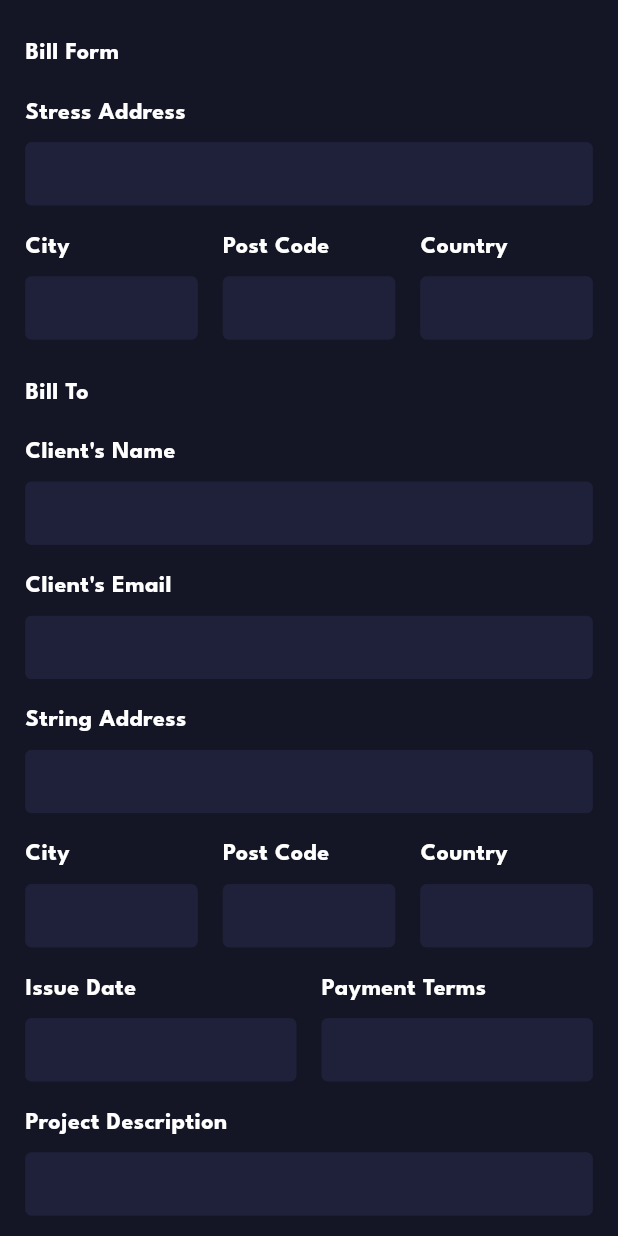
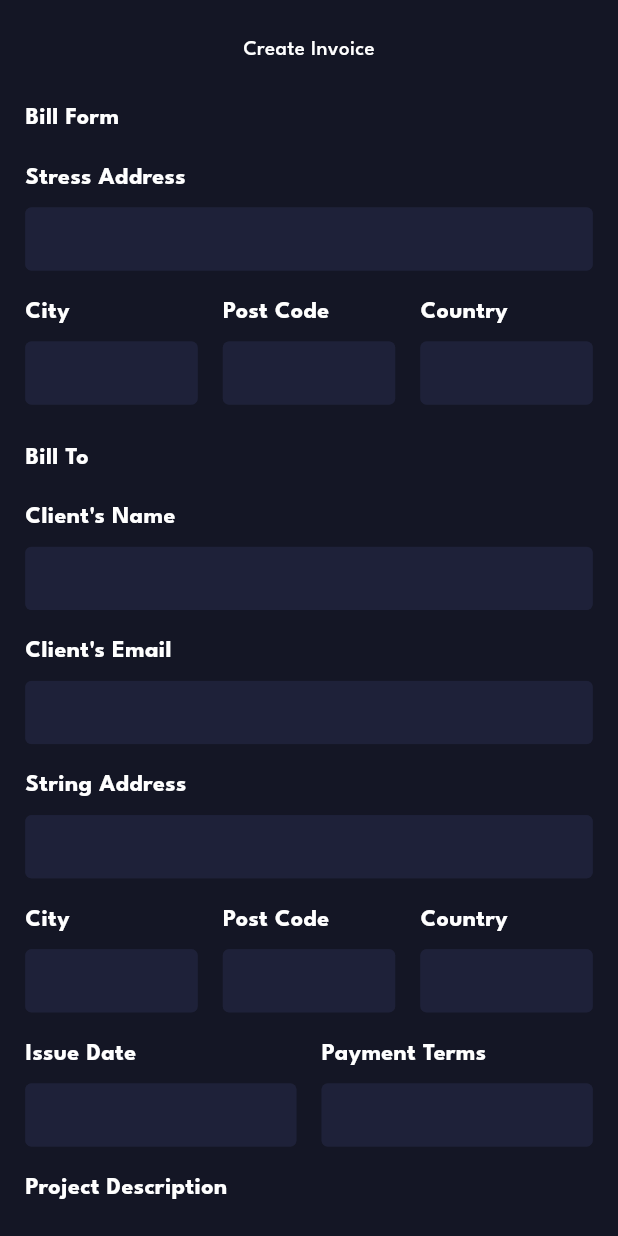
Before and after one commit to BaoTrung37/Blue_invoice, a Flutter app: the InvoiceForm screen opened directly, on a phone screen of 412 x 824 dp. Run offline on Flutter 3.47's test engine with Material 3 defaults, Android fonts, the phone set to English and light mode, and no system bars; our stand-ins replace auto_route, bloc, flutter_bloc, flutter_screenutil, flutter_svg, freezed_annotation and 4 more; accounts and stored records are empty; generated files the repository leaves out were written again; statements that could not run were skipped.

Commit message:
add heading title

```diff
--- a/invoice_app/lib/presentation/pages/home/screen/invoice_form.dart
+++ b/invoice_app/lib/presentation/pages/home/screen/invoice_form.dart
@@ -19,9 +19,14 @@ class _InvoiceFormState extends State<InvoiceForm> {
     return Scaffold(
       resizeToAvoidBottomInset: false,
       backgroundColor: context.colors.backgroundPrimary,
-      body: SingleChildScrollView(
-        child: Padding(
+      body: Padding(
         padding: EdgeInsets.symmetric(horizontal: 16.w, vertical: 24.h),
+        child: Column(
+          children: [
+            const Text('Create Invoice'),
+            24.verticalSpace,
+            Expanded(
+              child: SingleChildScrollView(
                 child: Form(
                   child: Column(
                     crossAxisAlignment: CrossAxisAlignment.start,
@@ -35,6 +40,9 @@ class _InvoiceFormState extends State<InvoiceForm> {
                     ],
                   ),
                 ),
+              ),
+            ),
+          ],
         ),
       ),
     );
```
Lines whose indentation alone changed are shown as unchanged.
